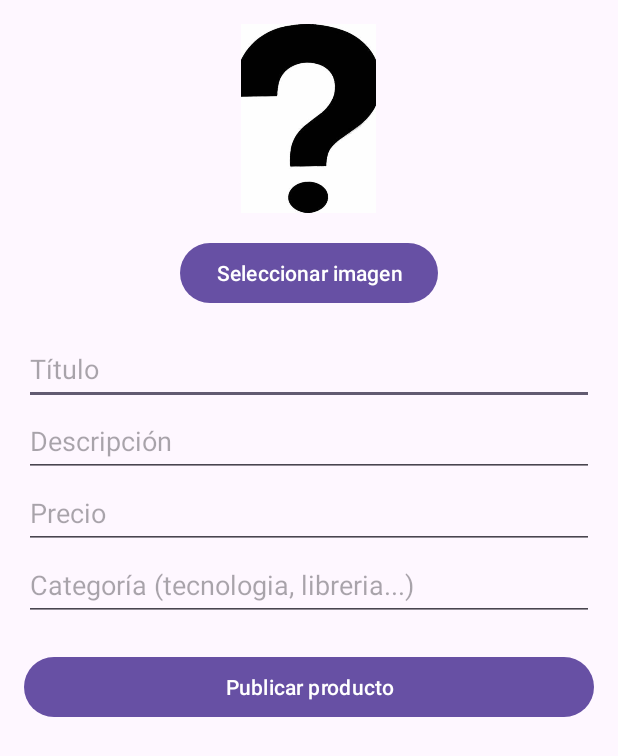
After one commit to Nicom1123/Unimarket-USC, an Android app: the publicar_producto screen opened directly, with no data from a screen before it, on a phone screen of 412 x 824 dp. The commit adds this screen. Shown: the top 756 px of the screen. Run offline under Robolectric (Android 15) with nearby library versions, the phone set to English and light mode, and no system bars; network calls fail; pictures from the network do not load.

Commit message:
publicar_producto

```diff
--- a/app/src/main/AndroidManifest.xml
+++ b/app/src/main/AndroidManifest.xml
@@ -24,6 +24,7 @@
         <activity android:name=".categoria_ropa" />
         <activity android:name=".categoria_papeleria" />
         <activity android:name=".perfil" />
+        <activity android:name=".publicar_producto" />
         <activity
             android:name=".MainActivity"
             android:exported="true">
--- /dev/null
+++ b/app/src/main/java/com/example/unimarketusc/publicar_producto.kt
@@ -0,0 +1,111 @@
+package com.example.unimarketusc
+
+import android.app.Activity
+import android.content.Intent
+import android.net.Uri
+import android.os.Bundle
+import android.provider.MediaStore
+import android.widget.*
+import androidx.appcompat.app.AppCompatActivity
+import com.example.unimarketusc.api.RetrofitClient
+import okhttp3.MediaType.Companion.toMediaTypeOrNull
+import okhttp3.MultipartBody
+import okhttp3.RequestBody.Companion.asRequestBody
+import okhttp3.RequestBody.Companion.toRequestBody
+import okhttp3.ResponseBody
+import retrofit2.Call
+import retrofit2.Callback
+import retrofit2.Response
+import java.io.File
+
+class publicar_producto : AppCompatActivity() {
+
+    private val PICK_IMAGE = 100
+    private var imagenUri: Uri? = null
+    private val userId = 1 // Simulado
+
+    override fun onCreate(savedInstanceState: Bundle?) {
+        super.onCreate(savedInstanceState)
+        setContentView(R.layout.publicar_producto)
+
+        val imgProducto = findViewById<ImageView>(R.id.imgProducto)
+        val btnSeleccionar = findViewById<Button>(R.id.btnSeleccionarImagen)
+        val btnPublicar = findViewById<Button>(R.id.btnPublicar)
+
+        val etTitulo = findViewById<EditText>(R.id.etTitulo)
+        val etDescripcion = findViewById<EditText>(R.id.etDescripcion)
+        val etPrecio = findViewById<EditText>(R.id.etPrecio)
+        val etCategoria = findViewById<EditText>(R.id.etCategoria)
+
+        btnSeleccionar.setOnClickListener {
+            val intent = Intent(Intent.ACTION_PICK, MediaStore.Images.Media.EXTERNAL_CONTENT_URI)
+            startActivityForResult(intent, PICK_IMAGE)
+        }
+
+        btnPublicar.setOnClickListener {
+            val titulo = etTitulo.text.toString()
+            val descripcion = etDescripcion.text.toString()
+            val precio = etPrecio.text.toString()
+            val categoria = etCategoria.text.toString()
+
+            if (titulo.isEmpty() || descripcion.isEmpty() || precio.isEmpty() || categoria.isEmpty()) {
+                Toast.makeText(this, "Completa todos los campos", Toast.LENGTH_SHORT).show()
+                return@setOnClickListener
+            }
+
+            subirProducto(userId, titulo, descripcion, precio, categoria, imagenUri)
+        }
+    }
+
+    private fun subirProducto(
+        userId: Int,
+        titulo: String,
+        descripcion: String,
+        precio: String,
+        categoria: String,
+        imagenUri: Uri?
+    ) {
+        val tituloBody = titulo.toRequestBody("text/plain".toMediaTypeOrNull())
+        val descripcionBody = descripcion.toRequestBody()
+        val precioBody = precio.toRequestBody()
+        val categoriaBody = categoria.toRequestBody()
+        val userIdBody = userId.toString().toRequestBody()
+
+        val filePart = imagenUri?.let {
+            val file = File(getRealPathFromURI(it))
+            val requestFile = file.asRequestBody("image/*".toMediaTypeOrNull())
+            MultipartBody.Part.createFormData("imagen", file.name, requestFile)
+        }
+
+        RetrofitClient.productoApi.crearProducto(
+            userIdBody, tituloBody, descripcionBody, precioBody, categoriaBody, filePart
+        ).enqueue(object : Callback<ResponseBody> {
+            override fun onResponse(call: Call<ResponseBody>, response: Response<ResponseBody>) {
+                Toast.makeText(this@publicar_producto, "Producto publicado", Toast.LENGTH_SHORT).show()
+                finish() // Cierra la pantalla
+            }
+
+            override fun onFailure(call: Call<ResponseBody>, t: Throwable) {
+                Toast.makeText(this@publicar_producto, "Error: ${t.message}", Toast.LENGTH_SHORT).show()
+            }
+        })
+    }
+
+    private fun getRealPathFromURI(uri: Uri): String {
+        val projection = arrayOf(MediaStore.Images.Media.DATA)
+        val cursor = contentResolver.query(uri, projection, null, null, null)
+        return cursor?.use {
+            val columnIndex = it.getColumnIndexOrThrow(MediaStore.Images.Media.DATA)
+            it.moveToFirst()
+            it.getString(columnIndex)
+        } ?: ""
+    }
+
+    override fun onActivityResult(requestCode: Int, resultCode: Int, data: Intent?) {
+        super.onActivityResult(requestCode, resultCode, data)
+        if (requestCode == PICK_IMAGE && resultCode == Activity.RESULT_OK && data != null) {
+            imagenUri = data.data
+            findViewById<ImageView>(R.id.imgProducto).setImageURI(imagenUri)
+        }
+    }
+}
--- /dev/null
+++ b/app/src/main/res/layout/publicar_producto.xml
@@ -0,0 +1,59 @@
+<ScrollView xmlns:android="http://schemas.android.com/apk/res/android"
+    android:layout_width="match_parent"
+    android:layout_height="match_parent"
+    android:padding="16dp">
+
+    <LinearLayout
+        android:layout_width="match_parent"
+        android:layout_height="wrap_content"
+        android:orientation="vertical"
+        android:gravity="center_horizontal">
+
+        <ImageView
+            android:id="@+id/imgProducto"
+            android:layout_width="90dp"
+            android:layout_height="126dp"
+            android:layout_marginBottom="16dp"
+            android:scaleType="centerCrop"
+            android:src="@drawable/signo_interrogacion" />
+
+        <Button
+            android:id="@+id/btnSeleccionarImagen"
+            android:layout_width="wrap_content"
+            android:layout_height="wrap_content"
+            android:text="Seleccionar imagen" />
+
+        <EditText
+            android:id="@+id/etTitulo"
+            android:layout_width="match_parent"
+            android:layout_height="48dp"
+            android:layout_marginTop="16dp"
+            android:hint="Título" />
+
+        <EditText
+            android:id="@+id/etDescripcion"
+            android:layout_width="match_parent"
+            android:layout_height="48dp"
+            android:hint="Descripción" />
+
+        <EditText
+            android:id="@+id/etPrecio"
+            android:layout_width="match_parent"
+            android:layout_height="48dp"
+            android:hint="Precio"
+            android:inputType="numberDecimal" />
+
+        <EditText
+            android:id="@+id/etCategoria"
+            android:layout_width="match_parent"
+            android:layout_height="48dp"
+            android:hint="Categoría (tecnologia, libreria...)" />
+
+        <Button
+            android:id="@+id/btnPublicar"
+            android:layout_width="match_parent"
+            android:layout_height="wrap_content"
+            android:text="Publicar producto"
+            android:layout_marginTop="20dp" />
+    </LinearLayout>
+</ScrollView>
```
Also changed, not shown: app/src/main/java/com/example/unimarketusc/api/ProductoApi.kt (added, +23 -0 lines), app/src/main/java/com/example/unimarketusc/api/RetrofitClient.kt (+8 -2 lines), app/src/main/java/com/example/unimarketusc/perfil.kt (+16 -2 lines), app/src/main/res/layout/perfil.xml (+5 -4 lines).
